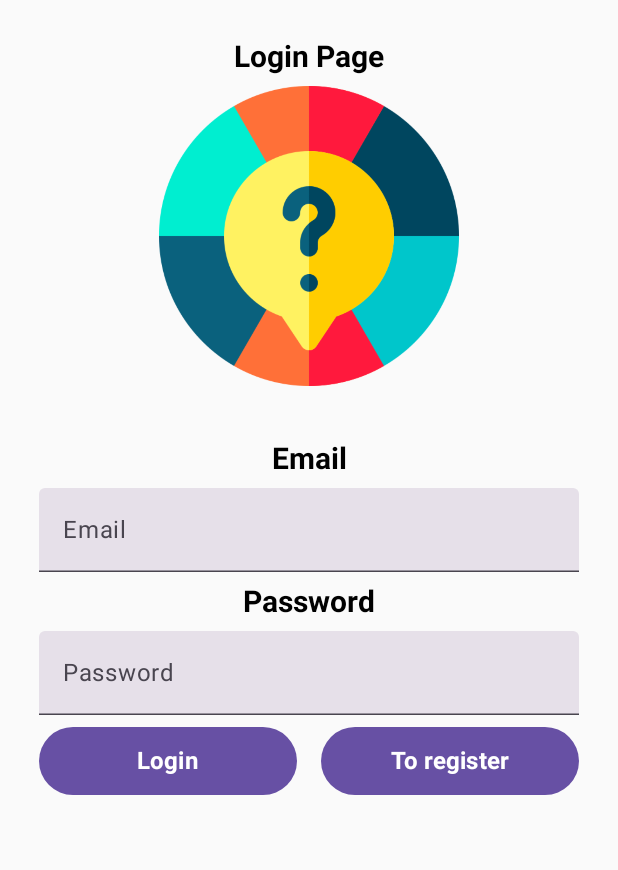
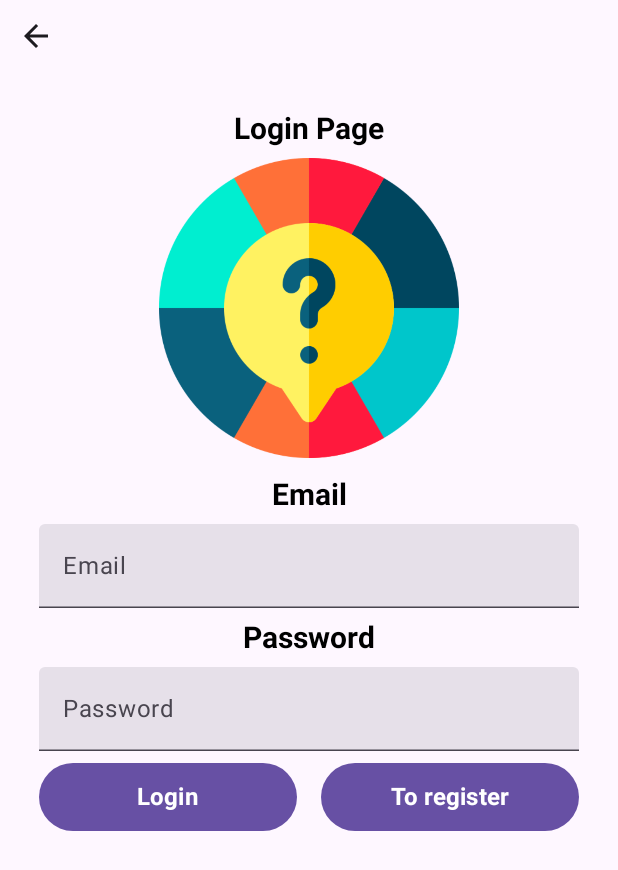
Before and after one commit to UllernJ/Quiz-App, an Android app built with Jetpack Compose: the screen it shows after launch (MainActivity), on a phone screen of 412 x 824 dp. Shown: the top 870 px of the screen. Run offline under Robolectric (Android 15) with nearby library versions, the phone set to English and light mode, and no system bars; our stand-ins replace Firebase (no records; nobody signed in at launch, a user with empty details on screens opened directly).

Commit message:
Added navbar with arrowback button.

```diff
--- a/app/src/main/java/hiof/mobilg11/quizapplication/MainActivity.kt
+++ b/app/src/main/java/hiof/mobilg11/quizapplication/MainActivity.kt
@@ -1,15 +1,22 @@
 package hiof.mobilg11.quizapplication
 
 import MultiplayerPage
+import NavBar
 import QuizPage
 import android.os.Bundle
 import androidx.activity.ComponentActivity
 import androidx.activity.compose.setContent
+import androidx.compose.foundation.layout.padding
+import androidx.compose.material3.ExperimentalMaterial3Api
+import androidx.compose.material3.Scaffold
+import androidx.compose.material3.Text
+import androidx.compose.material3.TopAppBar
 import androidx.compose.runtime.Composable
 import androidx.compose.runtime.getValue
 import androidx.compose.runtime.mutableStateOf
 import androidx.compose.runtime.remember
 import androidx.compose.runtime.setValue
+import androidx.compose.ui.Modifier
 import androidx.navigation.compose.NavHost
 import androidx.navigation.compose.composable
 import androidx.navigation.compose.rememberNavController
@@ -28,12 +35,22 @@ class MainActivity : ComponentActivity() {
         }
     }
 
+    @OptIn(ExperimentalMaterial3Api::class)
     @Composable
     fun NavigationApp() {
         val navController = rememberNavController()
         var user: User? by remember { mutableStateOf(null) }
 
-        NavHost(navController = navController, startDestination = R.string.login_page_path.toString()) {
+        Scaffold(
+            topBar = {
+                NavBar(navController)
+            }
+        ) { innerPadding ->
+            NavHost(
+                navController = navController,
+                startDestination = R.string.login_page_path.toString(),
+                modifier = Modifier.padding(innerPadding)
+            ) {
                 composable(R.string.login_page_path.toString()) {
                     LoginPage(navController) { loggedInUser ->
                         user = loggedInUser
@@ -61,3 +78,4 @@ class MainActivity : ComponentActivity() {
             }
         }
     }
+}
--- /dev/null
+++ b/app/src/main/java/hiof/mobilg11/quizapplication/NavBar.kt
@@ -0,0 +1,27 @@
+import androidx.compose.foundation.layout.Row
+import androidx.compose.foundation.layout.Spacer
+import androidx.compose.foundation.layout.width
+import androidx.compose.material.icons.Icons
+import androidx.compose.material.icons.filled.ArrowBack
+import androidx.compose.material3.Icon
+import androidx.compose.material3.IconButton
+import androidx.compose.runtime.Composable
+import androidx.compose.ui.Modifier
+import androidx.compose.ui.unit.dp
+import androidx.navigation.NavController
+
+@Composable
+fun NavBar(navController: NavController) {
+    Row {
+        IconButton(
+            onClick = { navController.navigateUp() },
+            content = {
+                Icon(
+                    imageVector = Icons.Default.ArrowBack,
+                    contentDescription = "Back"
+                )
+            }
+        )
+        Spacer(modifier = Modifier.width(16.dp))
+    }
+}
```
Lines whose indentation alone changed are shown as unchanged.
